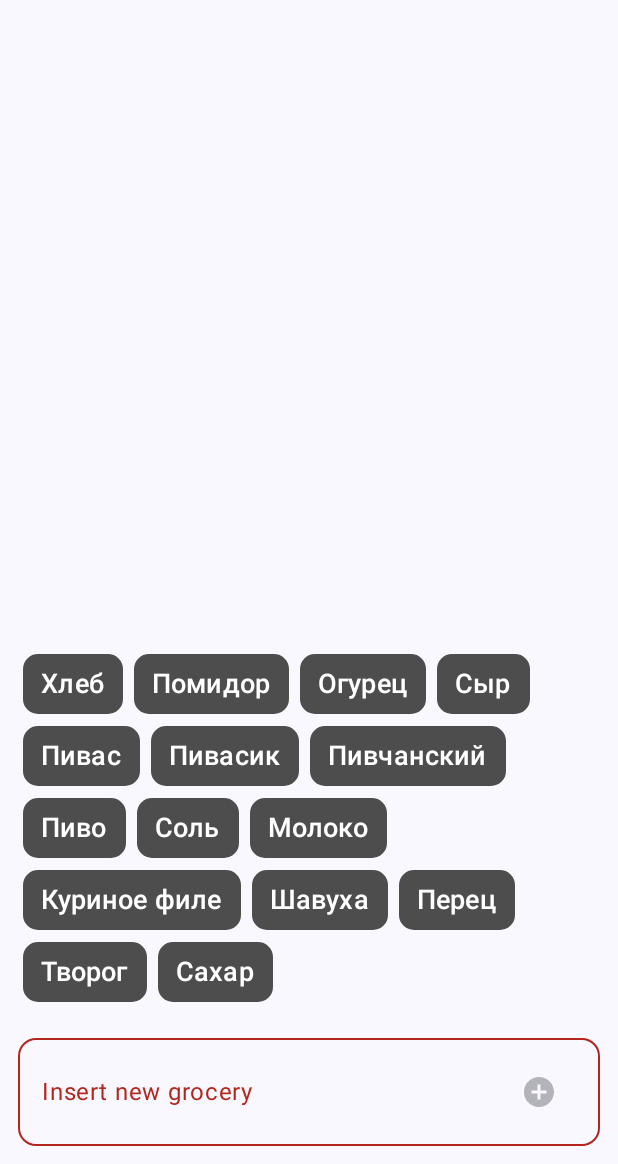
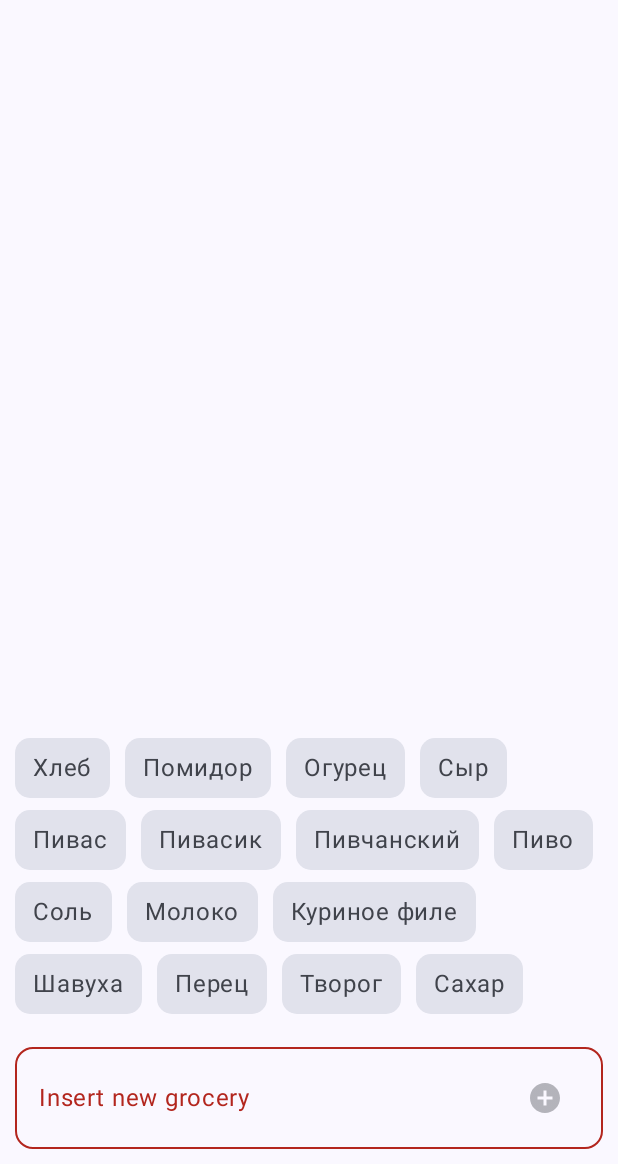
Before and after one commit to conferatus-inc/grocery-senpai, an Android app built with Jetpack Compose: the screen it shows after launch (MainActivity), on a phone screen of 412 x 824 dp, the part 72-1236 px from its top. Run offline under Robolectric (Android 15) with nearby library versions, the phone set to English and light mode, and no system bars; our stand-ins replace Dagger/Hilt's generated code, Room's generated code.

Commit message:
цвета берутся из темы шрифты из темы итд итп

```diff
--- a/app/src/main/java/inc/conferatus/grocerysenpai/presentation/common/component/ItemEntryComponent.kt
+++ b/app/src/main/java/inc/conferatus/grocerysenpai/presentation/common/component/ItemEntryComponent.kt
@@ -25,8 +25,8 @@ fun ItemEntryComponent(
     amountText: String,
     modifier: Modifier = Modifier,
     rightSideComponents: List<@Composable () -> Unit> = emptyList(),
-    horizontalPadding: Dp = 12.dp,
-    verticalPadding: Dp = 14.dp
+    horizontalPadding: Dp = 10.dp,
+    verticalPadding: Dp = 10.dp
 ) {
     Box(
         modifier = modifier
--- a/app/src/main/java/inc/conferatus/grocerysenpai/presentation/common/component/ListOfCategories.kt
+++ b/app/src/main/java/inc/conferatus/grocerysenpai/presentation/common/component/ListOfCategoriesComponent.kt
@@ -4,6 +4,7 @@ import androidx.compose.foundation.layout.FlowRow
 import androidx.compose.foundation.layout.padding
 import androidx.compose.foundation.shape.RoundedCornerShape
 import androidx.compose.material3.ButtonDefaults
+import androidx.compose.material3.MaterialTheme
 import androidx.compose.material3.Text
 import androidx.compose.material3.TextButton
 import androidx.compose.runtime.Composable
@@ -16,7 +17,7 @@ import inc.conferatus.grocerysenpai.model.items.CategoryItem
 @OptIn(ExperimentalLayoutApi::class)
 //@Preview
 @Composable
-fun ListOfCategories(userInput: String, onClick: () -> Unit) {
+fun ListOfCategoriesComponent(userInput: String, onClick: () -> Unit) {
     val categories = mutableListOf(
         // TODO: take from DB
         CategoryItem(1, "Хлеб"),
@@ -45,24 +46,23 @@ fun ListOfCategories(userInput: String, onClick: () -> Unit) {
     // var because list changes because of userInput changes
 //    var filteredCategories = filterCategories()
 
-    val boxPadding = 7.dp
+    val boxPadding = 10.dp
     FlowRow(
-        modifier = Modifier.padding(horizontal = 15.dp),
+        modifier = Modifier.padding(horizontal = 10.dp),
         horizontalArrangement = Arrangement.spacedBy(boxPadding)
     ) {
         for (category in filterCategories()) {
             TextButton(
                 onClick = onClick,
                 colors = ButtonDefaults.buttonColors(
-                    containerColor = Color(0xFF4D4D4D),
-                    contentColor = Color(0xFFC2BEBE)
+                    containerColor = MaterialTheme.colorScheme.surfaceVariant,
+                    contentColor = MaterialTheme.colorScheme.onSurfaceVariant
                 ),
                 shape = RoundedCornerShape(10.dp, 10.dp, 10.dp, 10.dp),
             ) {
                 Text(
                     text = category.name,
-                    color = Color.White,
-                    fontSize = 18.sp
+                    style = MaterialTheme.typography.bodyLarge
                 )
             }
         }
--- a/app/src/main/java/inc/conferatus/grocerysenpai/presentation/mainlist/MainListScreen.kt
+++ b/app/src/main/java/inc/conferatus/grocerysenpai/presentation/mainlist/MainListScreen.kt
@@ -1,6 +1,6 @@
 package inc.conferatus.grocerysenpai.presentation.mainlist
 
-import ListOfCategories
+import ListOfCategoriesComponent
 import android.annotation.SuppressLint
 import androidx.compose.foundation.layout.Arrangement
 import androidx.compose.foundation.layout.Column
@@ -52,7 +52,7 @@ fun MainListScreen(viewModel: MainListViewModel) {
                 verticalArrangement = Arrangement.Bottom
             ) {
 
-                ListOfCategories(viewModel.itemInput, viewModel::addItem)
+                ListOfCategoriesComponent(viewModel.itemInput, viewModel::addItem)
 
                 MainItemTextInputComponent(
                     value = viewModel.itemInput,
--- a/app/src/main/java/inc/conferatus/grocerysenpai/presentation/mainlist/component/MainItemTextInputComponent.kt
+++ b/app/src/main/java/inc/conferatus/grocerysenpai/presentation/mainlist/component/MainItemTextInputComponent.kt
@@ -29,8 +29,8 @@ fun MainItemTextInputComponent(
     onValueChange: (String) -> Unit,
     isError: Boolean,
     modifier: Modifier = Modifier,
-    horizontalPadding : Dp = 12.dp,
-    verticalPadding : Dp = 12.dp,
+    horizontalPadding : Dp = 10.dp,
+    verticalPadding : Dp = 10.dp,
 ) {
     OutlinedTextField(
         isError = isError,
--- a/app/src/main/java/inc/conferatus/grocerysenpai/presentation/mainlist/component/MainNoItemsTextComponent.kt
+++ b/app/src/main/java/inc/conferatus/grocerysenpai/presentation/mainlist/component/MainNoItemsTextComponent.kt
@@ -14,8 +14,8 @@ import inc.conferatus.grocerysenpai.R
 @Composable
 fun MainNoItemsTextComponent(
     modifier: Modifier = Modifier,
-    horizontalPadding: Dp = 12.dp,
-    verticalPadding: Dp = 12.dp
+    horizontalPadding: Dp = 10.dp,
+    verticalPadding: Dp = 10.dp
 ) {
     Text(
         text = stringResource(R.string.grocery_no_items_text),
```
